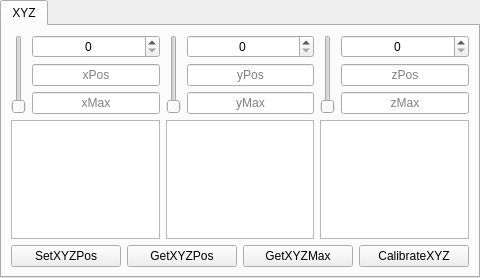
Before: the Qt Designer form DevKit/SpiTestProgram/e3pjr.ui in VictorBusk/E3PRJ3-Gruppe1, drawn with Qt 5.
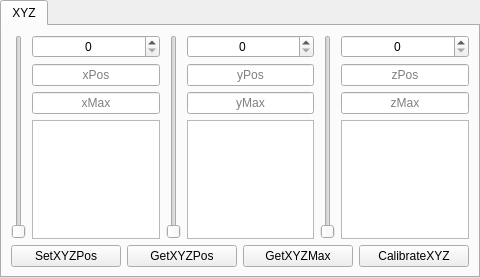
After: the same form once the commit is applied.

The edit to the form file:
```diff
--- a/DevKit/SpiTestProgram/e3pjr.ui
+++ b/DevKit/SpiTestProgram/e3pjr.ui
@@ -23,26 +23,26 @@
    <layout class="QVBoxLayout" name="verticalLayout_9">
     <item>
      <layout class="QHBoxLayout" name="horizontalLayout_3">
+      <item>
+       <widget class="QSlider" name="sliderSetX">
+        <property name="maximum">
+         <number>255</number>
+        </property>
+        <property name="singleStep">
+         <number>5</number>
+        </property>
+        <property name="pageStep">
+         <number>15</number>
+        </property>
+        <property name="orientation">
+         <enum>Qt::Vertical</enum>
+        </property>
+       </widget>
+      </item>
       <item>
        <layout class="QVBoxLayout" name="verticalLayout">
         <item>
          <layout class="QHBoxLayout" name="horizontalLayout_4">
-          <item>
-           <widget class="QSlider" name="sliderSetX">
-            <property name="maximum">
-             <number>255</number>
-            </property>
-            <property name="singleStep">
-             <number>5</number>
-            </property>
-            <property name="pageStep">
-             <number>15</number>
-            </property>
-            <property name="orientation">
-             <enum>Qt::Vertical</enum>
-            </property>
-           </widget>
-          </item>
           <item>
            <layout class="QVBoxLayout" name="verticalLayout_6">
             <item>
@@ -103,26 +103,26 @@
         </item>
        </layout>
       </item>
+      <item>
+       <widget class="QSlider" name="sliderSetY">
+        <property name="maximum">
+         <number>255</number>
+        </property>
+        <property name="singleStep">
+         <number>5</number>
+        </property>
+        <property name="pageStep">
+         <number>15</number>
+        </property>
+        <property name="orientation">
+         <enum>Qt::Vertical</enum>
+        </property>
+       </widget>
+      </item>
       <item>
        <layout class="QVBoxLayout" name="verticalLayout_2">
         <item>
          <layout class="QHBoxLayout" name="horizontalLayout_5">
-          <item>
-           <widget class="QSlider" name="sliderSetY">
-            <property name="maximum">
-             <number>255</number>
-            </property>
-            <property name="singleStep">
-             <number>5</number>
-            </property>
-            <property name="pageStep">
-             <number>15</number>
-            </property>
-            <property name="orientation">
-             <enum>Qt::Vertical</enum>
-            </property>
-           </widget>
-          </item>
           <item>
            <layout class="QVBoxLayout" name="verticalLayout_7">
             <item>
@@ -180,26 +180,26 @@
         </item>
        </layout>
       </item>
+      <item>
+       <widget class="QSlider" name="sliderSetZ">
+        <property name="maximum">
+         <number>255</number>
+        </property>
+        <property name="singleStep">
+         <number>5</number>
+        </property>
+        <property name="pageStep">
+         <number>15</number>
+        </property>
+        <property name="orientation">
+         <enum>Qt::Vertical</enum>
+        </property>
+       </widget>
+      </item>
       <item>
        <layout class="QVBoxLayout" name="verticalLayout_5">
         <item>
          <layout class="QHBoxLayout" name="horizontalLayout_6">
-          <item>
-           <widget class="QSlider" name="sliderSetZ">
-            <property name="maximum">
-             <number>255</number>
-            </property>
-            <property name="singleStep">
-             <number>5</number>
-            </property>
-            <property name="pageStep">
-             <number>15</number>
-            </property>
-            <property name="orientation">
-             <enum>Qt::Vertical</enum>
-            </property>
-           </widget>
-          </item>
           <item>
            <layout class="QVBoxLayout" name="verticalLayout_8">
             <item>
```
